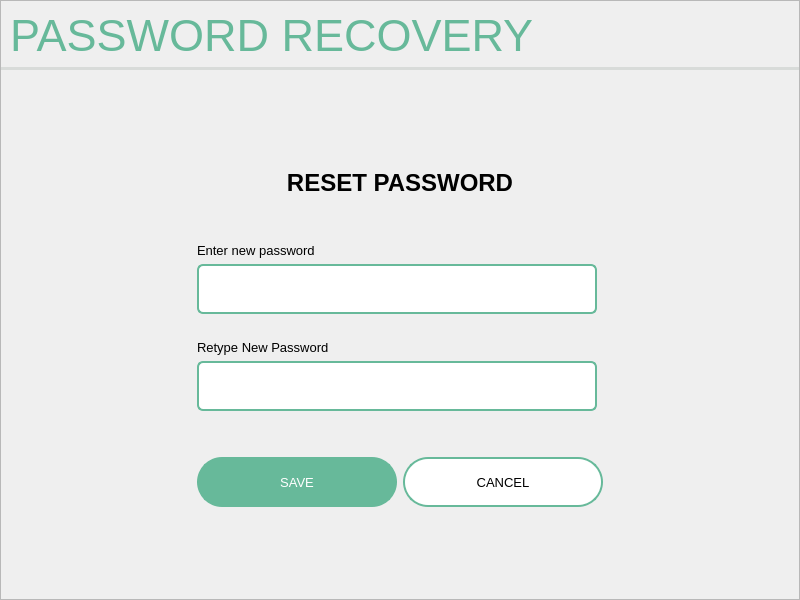
Before: the Qt Designer form screens/ui/password/passwordRecovery.ui in sehae/POS-with-Inventory-System, drawn with Qt 5.
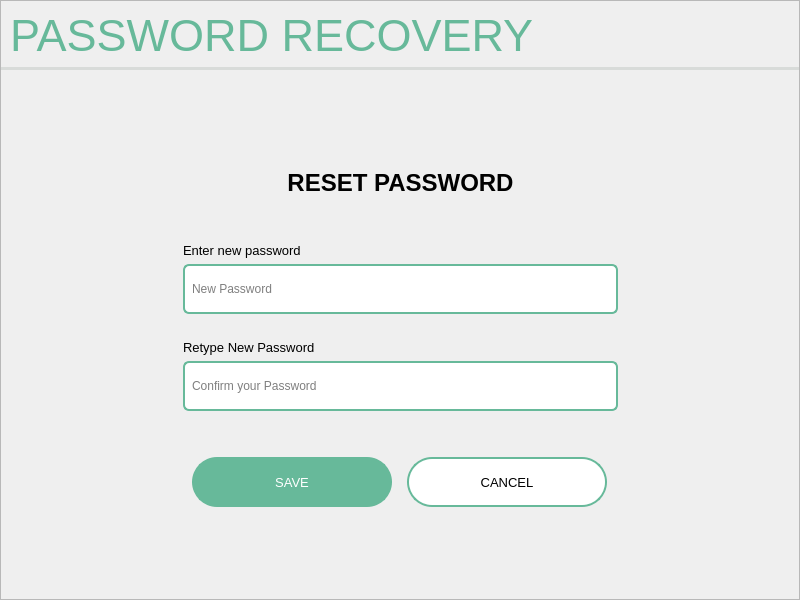
After: the same form once the commit is applied.

Patch:
```diff
--- a/screens/ui/password/passwordRecovery.ui
+++ b/screens/ui/password/passwordRecovery.ui
@@ -167,6 +167,24 @@
               </widget>
              </item>
              <item>
+              <widget class="QWidget" name="widget_2" native="true">
+               <layout class="QHBoxLayout" name="horizontalLayout_2">
+                <property name="spacing">
+                 <number>0</number>
+                </property>
+                <property name="leftMargin">
+                 <number>0</number>
+                </property>
+                <property name="topMargin">
+                 <number>0</number>
+                </property>
+                <property name="rightMargin">
+                 <number>0</number>
+                </property>
+                <property name="bottomMargin">
+                 <number>0</number>
+                </property>
+                <item>
               <widget class="QLineEdit" name="passwordFIELD">
                <property name="minimumSize">
                 <size>
@@ -183,12 +201,62 @@
                <property name="styleSheet">
                 <string notr="true">QLineEdit {
     padding: 5px;
-    border: 2px solid #67B99A;
-    border-radius: 6px;
+    border-top: 2px solid #67B99A;
+    border-left: 2px solid #67B99A;
+    border-bottom: 2px solid #67B99A;
+    border-right: none;
+    border-top-left-radius: 6px;
+    border-bottom-left-radius: 6px;
+    border-top-right-radius: 0;
+    border-bottom-right-radius: 0;
     background-color: #FFFFFF;
     selection-background-color: darkgray;
-}</string>
-               </property>
+}
+</string>
+                  </property>
+                  <property name="echoMode">
+                   <enum>QLineEdit::Normal</enum>
+                  </property>
+                  <property name="placeholderText">
+                   <string>New Password</string>
+                  </property>
+                 </widget>
+                </item>
+                <item>
+                 <widget class="QPushButton" name="pw_visibilityBTN">
+                  <property name="minimumSize">
+                   <size>
+                    <width>35</width>
+                    <height>50</height>
+                   </size>
+                  </property>
+                  <property name="maximumSize">
+                   <size>
+                    <width>35</width>
+                    <height>50</height>
+                   </size>
+                  </property>
+                  <property name="styleSheet">
+                   <string notr="true">QPushButton {
+    padding: 5px;
+    border-top: 2px solid #67B99A;
+    border-left: none;
+    border-bottom: 2px solid #67B99A;
+    border-right: 2px solid #67B99A;
+    border-top-left-radius: 0;
+    border-bottom-left-radius: 0;
+    border-top-right-radius: 6px;
+    border-bottom-right-radius: 6px;
+    background-color: #FFFFFF;
+}
+</string>
+                  </property>
+                  <property name="text">
+                   <string/>
+                  </property>
+                 </widget>
+                </item>
+               </layout>
               </widget>
              </item>
              <item>
@@ -217,6 +285,24 @@
               </widget>
              </item>
              <item>
+              <widget class="QWidget" name="widget_3" native="true">
+               <layout class="QHBoxLayout" name="horizontalLayout_6">
+                <property name="spacing">
+                 <number>0</number>
+                </property>
+                <property name="leftMargin">
+                 <number>0</number>
+                </property>
+                <property name="topMargin">
+                 <number>0</number>
+                </property>
+                <property name="rightMargin">
+                 <number>0</number>
+                </property>
+                <property name="bottomMargin">
+                 <number>0</number>
+                </property>
+                <item>
               <widget class="QLineEdit" name="retypeFIELD">
                <property name="minimumSize">
                 <size>
@@ -233,12 +319,65 @@
                <property name="styleSheet">
                 <string notr="true">QLineEdit {
     padding: 5px;
-    border: 2px solid #67B99A;
-    border-radius: 6px;
+    border-top: 2px solid #67B99A;
+    border-left: 2px solid #67B99A;
+    border-bottom: 2px solid #67B99A;
+    border-right: none;
+    border-top-left-radius: 6px;
+    border-bottom-left-radius: 6px;
+    border-top-right-radius: 0;
+    border-bottom-right-radius: 0;
     background-color: #FFFFFF;
     selection-background-color: darkgray;
-}</string>
-               </property>
+}
+</string>
+                  </property>
+                  <property name="placeholderText">
+                   <string>Confirm your Password</string>
+                  </property>
+                 </widget>
+                </item>
+                <item>
+                 <widget class="QPushButton" name="rp_visibilityBTN">
+                  <property name="sizePolicy">
+                   <sizepolicy hsizetype="Minimum" vsizetype="Fixed">
+                    <horstretch>0</horstretch>
+                    <verstretch>0</verstretch>
+                   </sizepolicy>
+                  </property>
+                  <property name="minimumSize">
+                   <size>
+                    <width>35</width>
+                    <height>50</height>
+                   </size>
+                  </property>
+                  <property name="maximumSize">
+                   <size>
+                    <width>35</width>
+                    <height>50</height>
+                   </size>
+                  </property>
+                  <property name="styleSheet">
+                   <string notr="true">QPushButton {
+    padding: 5px;
+    border-top: 2px solid #67B99A;
+    border-left: none;
+    border-bottom: 2px solid #67B99A;
+    border-right: 2px solid #67B99A;
+    border-top-left-radius: 0;
+    border-bottom-left-radius: 0;
+    border-top-right-radius: 6px;
+    border-bottom-right-radius: 6px;
+    background-color: #FFFFFF;
+}
+</string>
+                  </property>
+                  <property name="text">
+                   <string/>
+                  </property>
+                 </widget>
+                </item>
+               </layout>
               </widget>
              </item>
              <item>
```
Left out of the diff: 2 changed lines with no effect on the pictures. Lines whose indentation alone changed are shown as unchanged.
